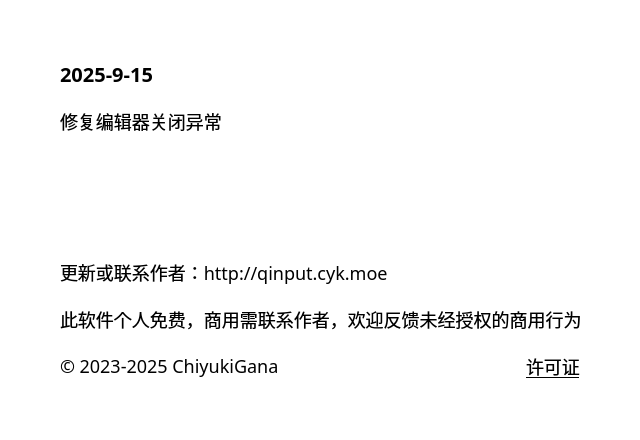
ChiyukiGana/Quickinput, file source/ui/AboutUi.ui: the form before one commit.
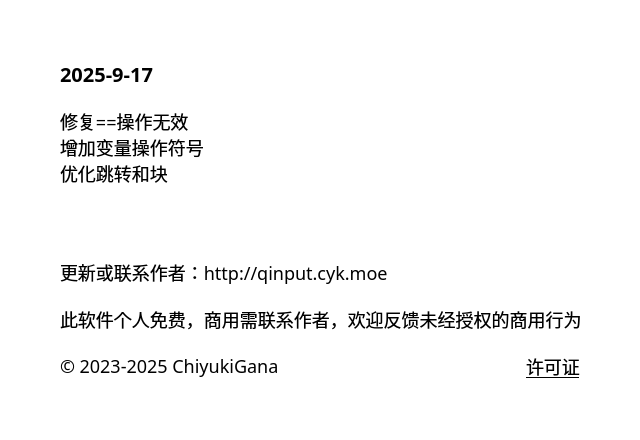
The form after the commit.

Patch:
```diff
--- a/source/ui/AboutUi.ui
+++ b/source/ui/AboutUi.ui
@@ -90,7 +90,7 @@
          <string notr="true">font-size:20px</string>
         </property>
         <property name="text">
-         <string>2025-9-15</string>
+         <string>2025-9-17</string>
         </property>
         <property name="textFormat">
          <enum>Qt::TextFormat::PlainText</enum>
@@ -106,7 +106,9 @@
          </sizepolicy>
         </property>
         <property name="text">
-         <string>修复编辑器关闭异常</string>
+         <string>修复==操作无效
+增加变量操作符号
+优化跳转和块</string>
         </property>
         <property name="textFormat">
          <enum>Qt::TextFormat::PlainText</enum>
```
